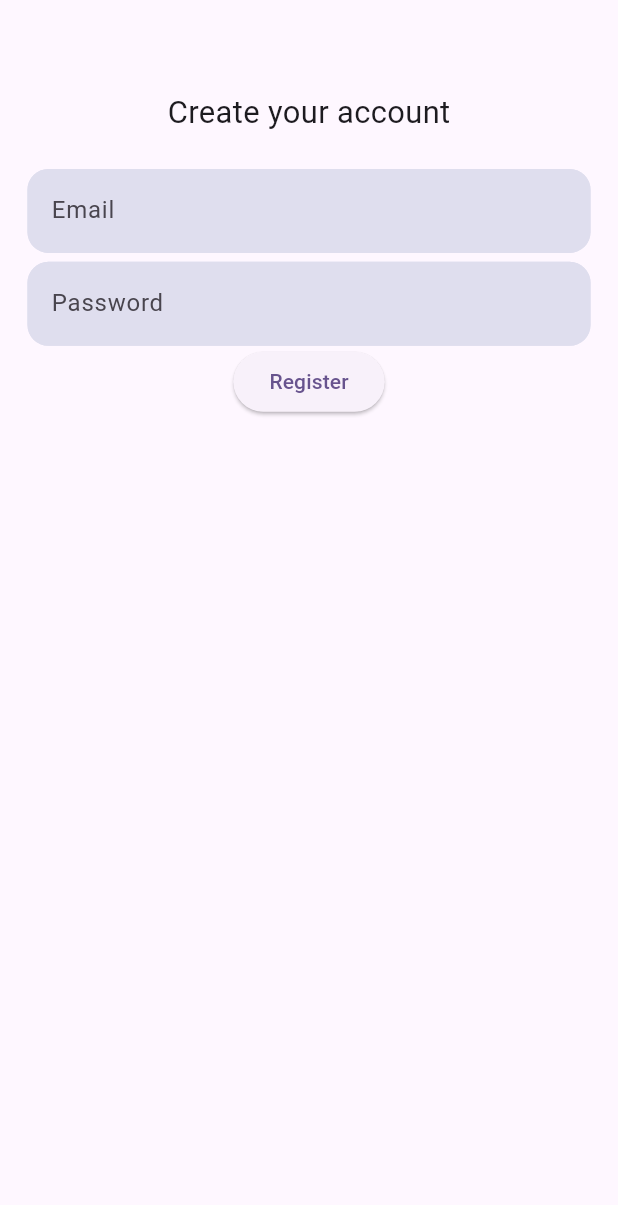
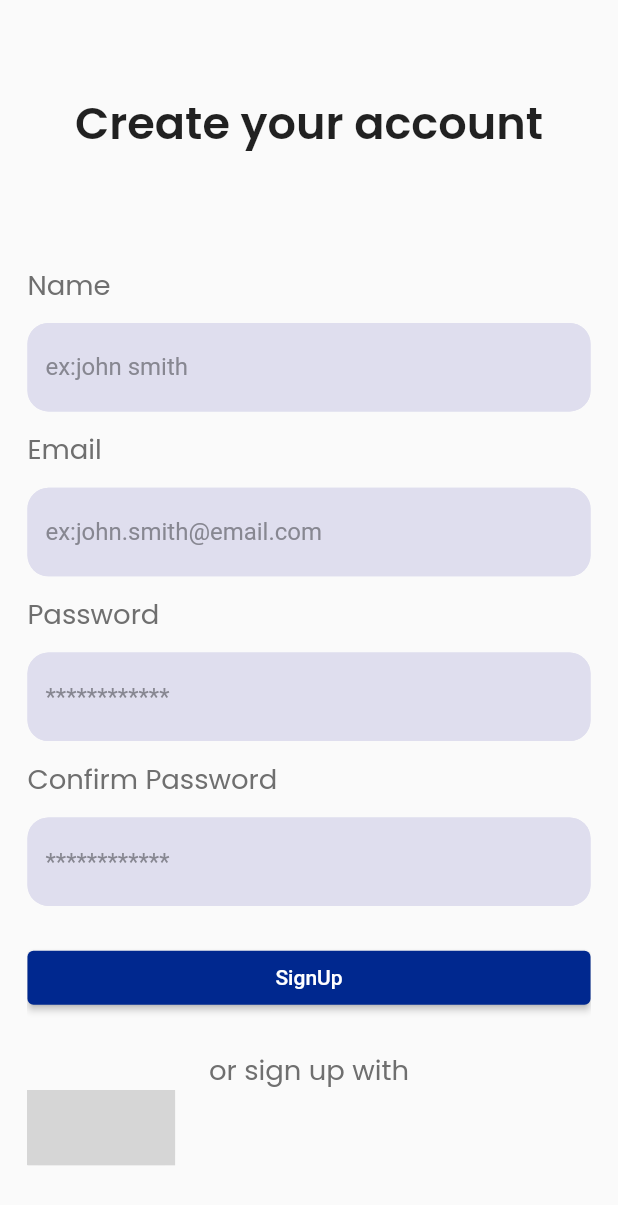
Before and after one commit to fayiz7732/text-conversion, a Flutter app: the RegistrationScreen screen opened directly, on a phone screen of 412 x 824 dp. Shown: the top 1205 px of the screen. Run offline on Flutter 3.47's test engine with Material 3 defaults, Android fonts, the phone set to English and light mode, and no system bars; our stand-ins replace firebase_auth, firebase_core, flutter_screenutil, flutter_svg, flutter_tts, google_fonts and 1 more; missing offline and left inert: google_ml_kit; accounts and stored records are empty; network calls fail; grey boxes are pictures that could not be loaded.

Commit message:
dart file

```diff
--- a/lib/common/widgets/common_textField.dart
+++ b/lib/common/widgets/common_textField.dart
@@ -20,6 +20,7 @@ class _CommonTextFiledState extends State<CommonTextFiled> {
     return TextField(
       controller: widget.controller,
       decoration: InputDecoration(
+        hintStyle: TextStyle(color: const Color(0xFF878791)),
         enabledBorder: OutlineInputBorder(
           borderRadius: BorderRadius.all(
             Radius.circular(14),
--- a/lib/login/login_screen.dart
+++ b/lib/login/login_screen.dart
@@ -74,6 +74,11 @@ class _RegistrationSCreenState extends State<LoginScreen> {
         password: _passwordController.text.trim(),
       );
       print('User logged in: ${userCredential.user!.email}');
+       Navigator.of(context).push(
+    MaterialPageRoute(
+      builder: (context) => const ImageUploadingScreen(),
+    ),
+  );
       Navigator.push(
         context,
         MaterialPageRoute(builder: (context) => ImageUploadingScreen()),
--- a/lib/main.dart
+++ b/lib/main.dart
@@ -1,16 +1,18 @@
 import 'package:flutter/material.dart';
-import 'package:text/image_uploading/image_uploading_screen.dart';
 import 'package:text/login/login_screen.dart';
 import 'package:text/register/registartion_screen.dart';
-import 'package:text/splash/splash_screen.dart';
 import 'package:flutter_screenutil/flutter_screenutil.dart';
 import 'package:firebase_core/firebase_core.dart';
-import 'package:cloud_firestore/cloud_firestore.dart';
 
 void main() async {
   WidgetsFlutterBinding.ensureInitialized();
-  await Firebase.initializeApp();
-  runApp(const MyApp());
+
+  try {
+    await Firebase.initializeApp();
+    runApp(const MyApp());
+  } catch (e) {
+    print('Error initializing Firebase: $e');
+  }
 }
 
 class MyApp extends StatelessWidget {
@@ -25,9 +27,9 @@ class MyApp extends StatelessWidget {
           debugShowCheckedModeBanner: false,
           theme: ThemeData(
             colorScheme: ColorScheme.fromSeed(seedColor: Colors.deepPurple),
-            useMaterial3: true,
+            useMaterial3: false,
           ),
-          home: LoginScreen()),
+          home: RegistrationScreen()),
     );
   }
 }
--- a/lib/register/registartion_screen.dart
+++ b/lib/register/registartion_screen.dart
@@ -1,8 +1,11 @@
 import 'package:flutter/material.dart';
 import 'package:firebase_auth/firebase_auth.dart';
+import 'package:flutter/widgets.dart';
 import 'package:flutter_screenutil/flutter_screenutil.dart';
+import 'package:flutter_svg/flutter_svg.dart';
 import 'package:text/common/widgets/common_textField.dart';
 import 'package:text/login/login_screen.dart';
+import 'package:google_fonts/google_fonts.dart';
 
 class RegistrationScreen extends StatefulWidget {
   const RegistrationScreen({Key? key}) : super(key: key);
@@ -15,41 +18,165 @@ class _RegistrationScreenState extends State<RegistrationScreen> {
   final FirebaseAuth _auth = FirebaseAuth.instance;
   final TextEditingController _emailController = TextEditingController();
   final TextEditingController _passwordController = TextEditingController();
+  final TextEditingController _confirmPasswordController =
+      TextEditingController();
+  final TextEditingController _nameController = TextEditingController();
 
   @override
   Widget build(BuildContext context) {
     return Scaffold(
       body: Padding(
         padding: EdgeInsets.symmetric(horizontal: 16.w),
+        child: SingleChildScrollView(
           child: Column(
-          crossAxisAlignment: CrossAxisAlignment.center,
+            crossAxisAlignment: CrossAxisAlignment.start,
+            mainAxisAlignment: MainAxisAlignment.start,
             children: [
               SizedBox(height: 50.h),
               Center(
                 child: Text(
                   'Create your account',
-                style: TextStyle(fontSize: 18.sp),
+                  style: GoogleFonts.poppins(
+                    textStyle: TextStyle(
+                      fontSize: 26.sp,
+                      fontWeight: FontWeight.w600,
                     ),
                   ),
-            SizedBox(height: 20.h),
+                ),
+              ),
+              SizedBox(height: 60.h),
+              Padding(
+                padding: EdgeInsets.only(bottom: 10.h),
+                child: Text(
+                  'Name',
+                  style: GoogleFonts.poppins(
+                    textStyle: TextStyle(
+                      fontSize: 16.sp,
+                      fontWeight: FontWeight.w400,
+                      color: const Color(0xFF6F6F6F),
+                    ),
+                  ),
+                ),
+              ),
               CommonTextFiled(
-              hintText: 'Email',
+                hintText: 'ex:john smith',
+                controller: _nameController,
+              ),
+              Padding(
+                padding: EdgeInsets.only(
+                  bottom: 10.h,
+                  top: 10.h,
+                ),
+                child: Text(
+                  'Email',
+                  style: GoogleFonts.poppins(
+                    textStyle: TextStyle(
+                      fontSize: 16.sp,
+                      fontWeight: FontWeight.w400,
+                      color: const Color(0xFF6F6F6F),
+                    ),
+                  ),
+                ),
+              ),
+              CommonTextFiled(
+                hintText: 'ex:john.smith@email.com',
                 controller: _emailController,
               ),
-            SizedBox(height: 5.h),
+              Padding(
+                padding: EdgeInsets.only(
+                  bottom: 10.h,
+                  top: 10.h,
+                ),
+                child: Text(
+                  'Password',
+                  style: GoogleFonts.poppins(
+                    textStyle: TextStyle(
+                      fontSize: 16.sp,
+                      fontWeight: FontWeight.w400,
+                      color: const Color(0xFF6F6F6F),
+                    ),
+                  ),
+                ),
+              ),
               CommonTextFiled(
-              hintText: 'Password',
+                hintText: '************',
                 controller: _passwordController,
               ),
+              Padding(
+                padding: EdgeInsets.only(
+                  bottom: 10.h,
+                  top: 10.h,
+                ),
+                child: Text(
+                  'Confirm Password',
+                  style: GoogleFonts.poppins(
+                    textStyle: TextStyle(
+                      fontSize: 16.sp,
+                      fontWeight: FontWeight.w400,
+                      color: const Color(0xFF6F6F6F),
+                    ),
+                  ),
+                ),
+              ),
+              CommonTextFiled(
+                hintText: '************',
+                controller: _confirmPasswordController,
+              ),
+              SizedBox(
+                height: 20.h,
+              ),
+              Column(
+                crossAxisAlignment: CrossAxisAlignment.stretch,
+                children: [
                   ElevatedButton(
                     onPressed: () async {
                       await _register();
                       _emailController.clear();
                       _passwordController.clear();
+                      _nameController.clear();
+                      _confirmPasswordController.clear();
                     },
-              child: const Text('Register'),
+                    style: ButtonStyle(
+                      // Adjusted the maximumSize constraints to fit within the acceptable range
+
+                      backgroundColor:
+                          MaterialStateProperty.all(const Color(0xFF00288F)),
+                    ),
+                    child: const Text('SignUp'),
                   ),
                 ],
+              ),
+              SizedBox(
+                height: 20.h,
+              ),
+              Center(
+                child: Text(
+                  'or sign up with',
+                  style: GoogleFonts.poppins(
+                    textStyle: TextStyle(
+                      fontSize: 16.sp,
+                      fontWeight: FontWeight.w400,
+                      color: const Color(0xFF6F6F6F),
+                    ),
+                  ),
+                ),
+              ),
+              Container(
+                height: 42.h,
+                width: 86.w,
+                decoration: BoxDecoration(
+                  color: const Color(0xFFF4F4F4),
+                  borderRadius: BorderRadius.all(
+                    Radius.circular(6.r),
+                  ),
+                ),
+                child: SvgPicture.asset('assets\png\googlePng.png'),
+              ),
+              SizedBox(
+                height: 50.h,
+              ),
+            ],
+          ),
         ),
       ),
     );
@@ -72,8 +199,8 @@ class _RegistrationScreenState extends State<RegistrationScreen> {
       print('Error during registration: $e');
       // Handle registration errors (e.g., display error message)
       ScaffoldMessenger.of(context).showSnackBar(
-        SnackBar(
-          content: Text('Registration failed: $e'),
+        const SnackBar(
+          content: Text('Registration failed please try again later '),
           duration: Duration(seconds: 3),
         ),
       );
```
Lines whose indentation alone changed are shown as unchanged.
